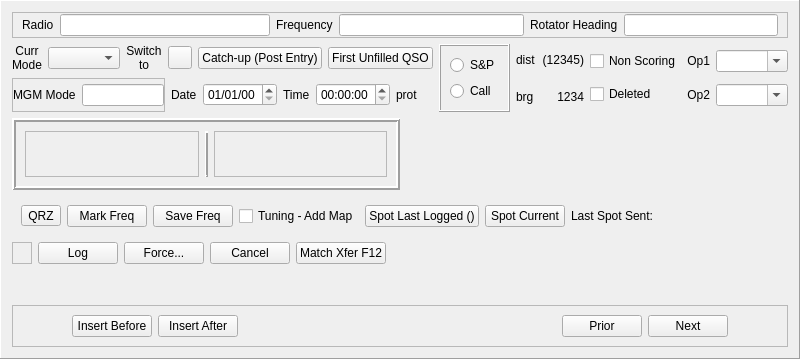
This is mqt/MqtLogger/qsologframe.ui in Rsclub22/Minos2-Mirror as Qt 5 draws it before an edit. The edited form follows.
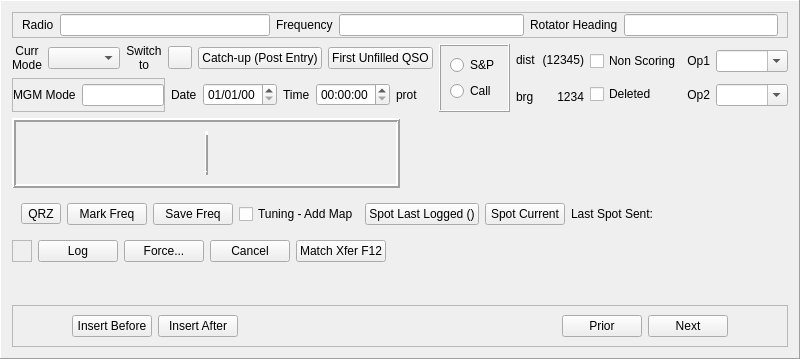
This is the edited form. Custom widgets are drawn as their Qt base class.

Commit message: More re-arrangement

Patch:
```diff
--- a/mqt/MqtLogger/qsologframe.ui
+++ b/mqt/MqtLogger/qsologframe.ui
@@ -513,9 +513,6 @@
        <layout class="QHBoxLayout" name="horizontalLayout_23">
         <item>
          <widget class="QFrame" name="mySentFrame">
-          <property name="frameShape">
-           <enum>QFrame::StyledPanel</enum>
-          </property>
           <property name="frameShadow">
            <enum>QFrame::Raised</enum>
           </property>
@@ -542,6 +539,19 @@
                </property>
               </widget>
              </item>
+             <item>
+              <spacer name="horizontalSpacer_12">
+               <property name="orientation">
+                <enum>Qt::Horizontal</enum>
+               </property>
+               <property name="sizeHint" stdset="0">
+                <size>
+                 <width>40</width>
+                 <height>20</height>
+                </size>
+               </property>
+              </spacer>
+             </item>
             </layout>
            </item>
            <item>
@@ -596,7 +606,7 @@
            <enum>QFrame::Raised</enum>
           </property>
           <property name="lineWidth">
-           <number>2</number>
+           <number>4</number>
           </property>
           <property name="orientation">
            <enum>Qt::Vertical</enum>
@@ -606,7 +616,7 @@
         <item>
          <widget class="QFrame" name="themSentFrame">
           <property name="frameShape">
-           <enum>QFrame::StyledPanel</enum>
+           <enum>QFrame::NoFrame</enum>
           </property>
           <property name="frameShadow">
            <enum>QFrame::Raised</enum>
```
The commit also changes 1 other file.
